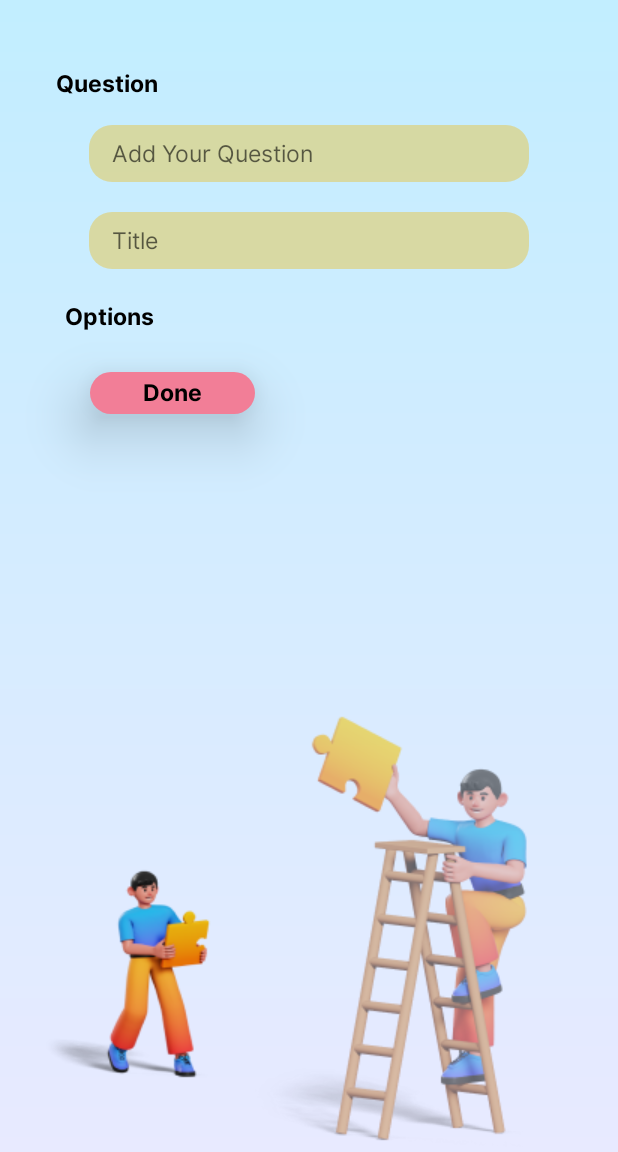
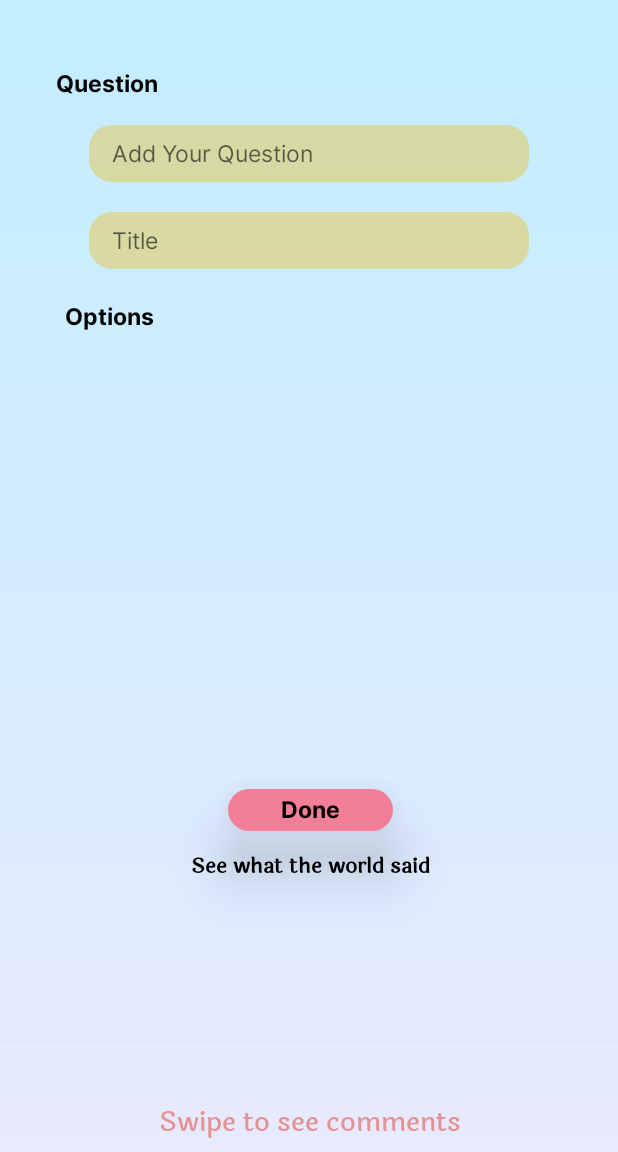
Before and after one commit to selincengiz41/surveysaurus-android, an Android app: the fragment FillSurveyFragment placed in its activity, on a phone screen of 412 x 824 dp, the part 84-1236 px from its top. Run offline under Robolectric (Android 15) with nearby library versions, the phone set to English and light mode, and no system bars; libraries missing offline, so code that uses them is left out: com.microsoft.appcenter; 4 statements that could not run were skipped.

Commit message:
[bugfix]-[30]-[semver:minor]- Bazı comment satırları eklendi ve tasarıma  eklemeler yapıldı

```diff
--- a/app/src/main/res/layout/fragment_fill_survey.xml
+++ b/app/src/main/res/layout/fragment_fill_survey.xml
@@ -14,28 +14,29 @@
         android:layout_width="110dp"
         android:layout_height="28dp"
 
-        android:layout_marginStart="59dp"
-        android:layout_marginTop="72dp"
-        android:layout_marginEnd="242dp"
+        android:layout_marginStart="150dp"
+        android:layout_marginEnd="150dp"
+        android:layout_marginBottom="180dp"
         android:background="@drawable/create_button"
         android:elevation="24dp"
+        app:layout_constraintBottom_toTopOf="@+id/swipe_for_comments"
         app:layout_constraintEnd_toEndOf="parent"
-        app:layout_constraintStart_toStartOf="parent"
-        app:layout_constraintTop_toBottomOf="@+id/options_fill">
+        app:layout_constraintHorizontal_bias="1.0"
+        app:layout_constraintStart_toStartOf="parent">
 
         <TextView
             android:id="@+id/done_button"
-            android:layout_width="110dp"
+            android:layout_width="match_parent"
 
-            android:layout_height="28dp"
+            android:layout_height="match_parent"
             android:fontFamily="@font/inter_bold"
             android:gravity="center"
             android:text="Done"
             android:textColor="@color/black"
             android:textSize="15sp" />
     </RelativeLayout>
-
-    <ImageView
+    <!--
+      <ImageView
 
         android:layout_width="wrap_content"
         android:layout_height="wrap_content"
@@ -53,7 +54,7 @@
         android:src="@drawable/man1"
         app:layout_constraintBottom_toBottomOf="parent"
         app:layout_constraintEnd_toEndOf="parent" />
-
+        -->
 
     <TextView
         android:id="@+id/options_fill"
@@ -160,5 +161,35 @@
 
     </RelativeLayout>
 
+    <TextView
+        android:id="@+id/see_what_the_world_Said"
+        android:layout_width="wrap_content"
+        android:layout_height="wrap_content"
+        android:layout_marginStart="177dp"
+        android:layout_marginTop="12dp"
+        android:layout_marginEnd="176dp"
+        android:fontFamily="@font/laila_medium"
+        android:text="@string/see_world"
+        android:textColor="@color/black"
+        android:textStyle="bold"
+        app:layout_constraintEnd_toEndOf="parent"
+        app:layout_constraintStart_toStartOf="parent"
+        app:layout_constraintTop_toBottomOf="@+id/done_layout" />
+
+    <TextView
+        android:id="@+id/swipe_for_comments"
+        android:layout_width="wrap_content"
+        android:layout_height="wrap_content"
+        android:layout_marginStart="106dp"
+        android:layout_marginEnd="105dp"
+        android:layout_marginBottom="5dp"
+        android:fontFamily="@font/laila_medium"
+        android:text="@string/swipe_for_comments"
+        android:textColor="#E49192"
+        android:textSize="18sp"
+        app:layout_constraintBottom_toBottomOf="parent"
+        app:layout_constraintEnd_toEndOf="parent"
+        app:layout_constraintStart_toStartOf="parent" />
+
 
 </androidx.constraintlayout.widget.ConstraintLayout>
--- a/app/src/main/res/layout/fragment_login.xml
+++ b/app/src/main/res/layout/fragment_login.xml
@@ -37,15 +37,12 @@
         android:layout_width="201dp"
         android:layout_height="33dp"
         android:layout_alignParentStart="true"
-
         android:layout_marginTop="127dp"
         android:background="@drawable/rectangle_6"
-
         android:elevation="50dp"
         android:fontFamily="@font/laila_medium"
         android:outlineSpotShadowColor="@color/black"
         android:text="@string/Login"
-
         android:textAlignment="center"
         android:textColor="@color/white"
         android:textSize="25sp"
@@ -60,7 +57,7 @@
         android:layout_marginStart="60dp"
         android:layout_marginTop="80dp"
         android:fontFamily="@font/inter_medium"
-        android:text="@string/Email_Adress"
+        android:text="@string/Email_Address"
         android:textColor="@color/black"
         app:layout_constraintEnd_toEndOf="parent"
         app:layout_constraintStart_toStartOf="parent"
--- a/app/src/main/res/navigation/navigation_graph.xml
+++ b/app/src/main/res/navigation/navigation_graph.xml
@@ -37,6 +37,9 @@
         <action
             android:id="@+id/action_loginFragment_to_createSurveyFragment"
             app:destination="@id/createSurveyFragment" />
+        <action
+            android:id="@+id/action_loginFragment_to_surveysFragment"
+            app:destination="@id/surveysFragment" />
     </fragment>
     <fragment
         android:id="@+id/signUpFragment"
@@ -70,6 +73,9 @@
         <action
             android:id="@+id/action_fillSurveyFragment_to_viewPagerFragment"
             app:destination="@id/viewPagerFragment" />
+        <action
+            android:id="@+id/action_fillSurveyFragment_to_surveysFragment"
+            app:destination="@id/surveysFragment" />
     </fragment>
     <fragment
         android:id="@+id/mySurveyFragment"
```
Also changed, not shown: app/src/main/res/layout/fragment_sign_up.xml (+36 -47 lines), app/src/main/res/layout/fragment_user_info.xml (+2 -6 lines), app/src/main/res/values/strings.xml (+24 -17 lines).
